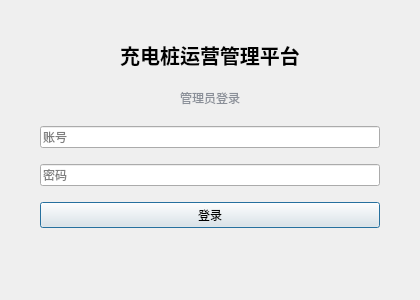
The window that ops-app/logindialog.ui (semisemisea/26Fall-fkusoft-ev-charger) describes before a commit, drawn with Qt 5.
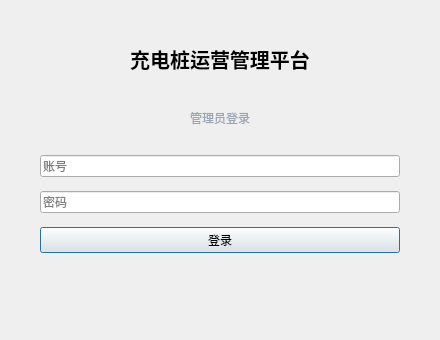
The same window after the commit.

```diff
--- a/ops-app/logindialog.ui
+++ b/ops-app/logindialog.ui
@@ -6,8 +6,8 @@
    <rect>
     <x>0</x>
     <y>0</y>
-    <width>420</width>
-    <height>300</height>
+    <width>440</width>
+    <height>340</height>
    </rect>
   </property>
   <property name="windowTitle">
@@ -21,13 +21,13 @@
     <number>40</number>
    </property>
    <property name="topMargin">
-    <number>40</number>
+    <number>36</number>
    </property>
    <property name="bottomMargin">
-    <number>32</number>
+    <number>28</number>
    </property>
    <property name="spacing">
-    <number>16</number>
+    <number>14</number>
    </property>
    <item>
     <widget class="QLabel" name="titleLabel">
@@ -51,7 +51,7 @@
       <set>Qt::AlignCenter</set>
      </property>
      <property name="styleSheet">
-      <string notr="true">color: #8a8f98;</string>
+      <string notr="true">color: #9aa3b2;</string>
      </property>
     </widget>
    </item>
@@ -88,7 +88,7 @@
       <set>Qt::AlignCenter</set>
      </property>
      <property name="styleSheet">
-      <string notr="true">color: #e06c75; min-height: 18px;</string>
+      <string notr="true">color: #f87171; min-height: 18px;</string>
      </property>
     </widget>
    </item>
```
Left out of the diff: 2 changed lines with no effect on the pictures.
